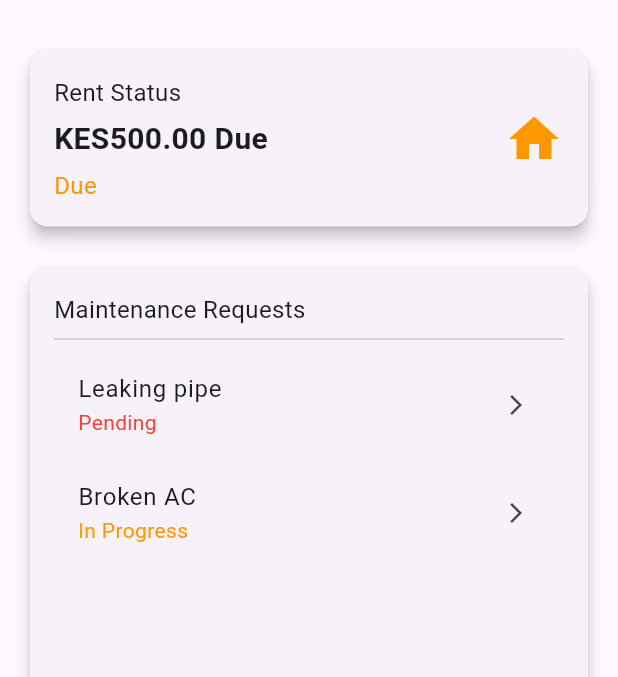
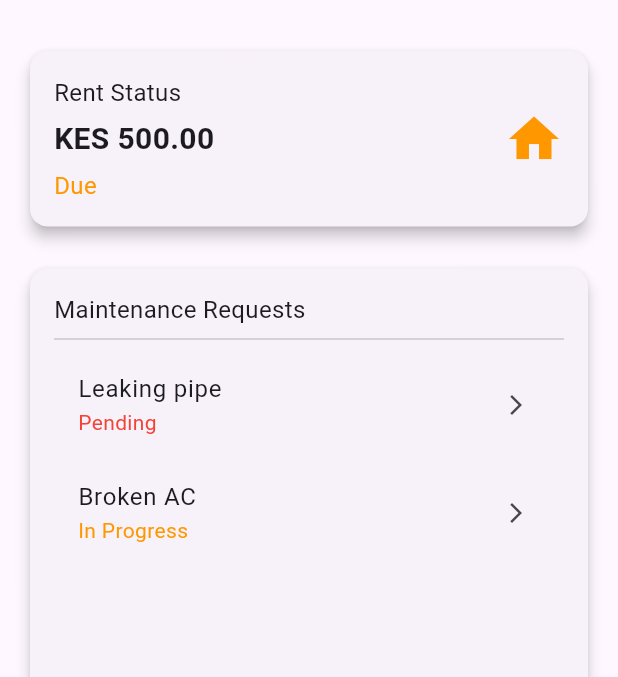
Before and after one commit to AMuthua/Tenant-Mate, a Flutter app: the screen it shows after launch, on a phone screen of 412 x 824 dp, the part 63-740 px from its top. Run offline on Flutter 3.47's test engine with Material 3 defaults, Android fonts, the phone set to English and light mode, and no system bars.

Commit message:
Update to Price Display
Enhances a local feel

```diff
--- a/lib/main.dart
+++ b/lib/main.dart
@@ -141,7 +141,7 @@ class _HomeScreenState extends State<HomeScreen> {
               children: [
                 Text("Rent Status", style: TextStyle(fontSize: 16)),
                 SizedBox(height: 5),
-                Text("\KES${rentAmount.toStringAsFixed(2)} Due",
+                Text("\KES ${rentAmount.toStringAsFixed(2)} ",
                     style: TextStyle(fontSize: 20, fontWeight: FontWeight.bold)),
                 SizedBox(height: 5),
                 Text(rentStatus, style: TextStyle(fontSize: 16, color: statusColor)),
```
